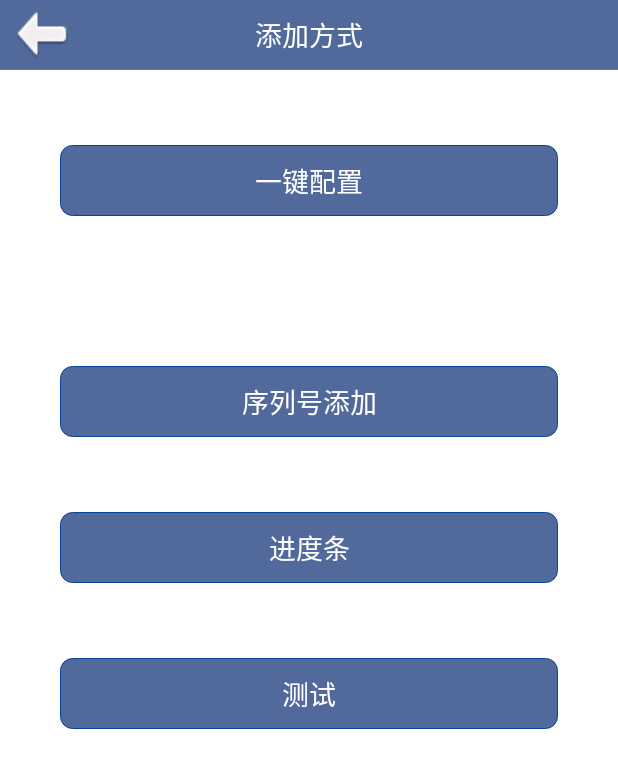
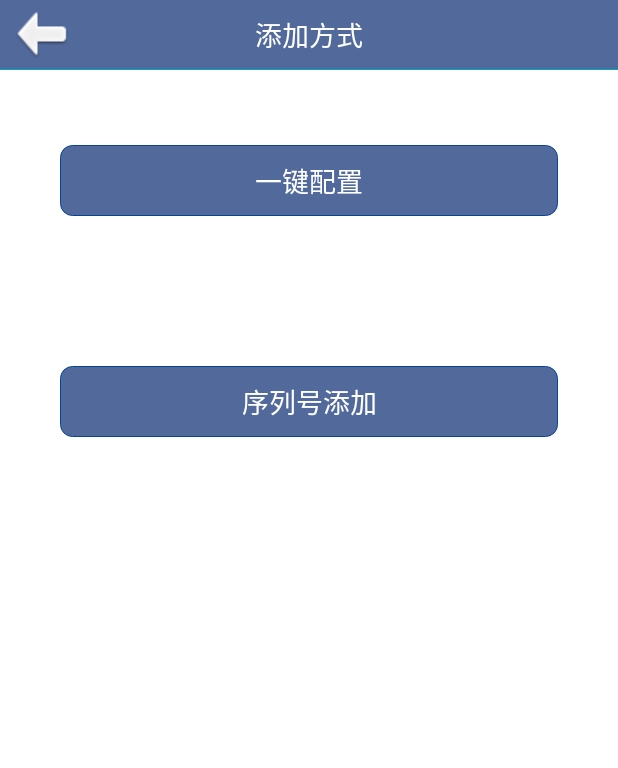
Before and after one commit to niepeng/cqyun, an Android app: the DeviceReadAddActivity screen opened directly, with no data from a screen before it, on a phone screen of 412 x 824 dp. Shown: the top 768 px of the screen. Run offline under Robolectric (Android 15) with nearby library versions, the phone set to English and light mode, and no system bars.

Commit message:
update fix some bugs.

```diff
--- a/app/build.gradle
+++ b/app/build.gradle
@@ -8,7 +8,7 @@ android {
         minSdkVersion 15
         targetSdkVersion 23
         versionCode 9
-        versionName "1.9.1"
+        versionName "1.9.3"
         testInstrumentationRunner "android.support.test.runner.AndroidJUnitRunner"
     }
     buildTypes {
--- a/app/src/main/java/com/baibutao/app/waibao/yun/android/remote/http/HttpClientUtil.java
+++ b/app/src/main/java/com/baibutao/app/waibao/yun/android/remote/http/HttpClientUtil.java
@@ -114,7 +114,7 @@ public static final int TIMEOUT = 5000;
 					httpPostRequest.addHeader(entry.getKey(), entry.getValue());
 				}
 			}
-			StringEntity stringEntity = new StringEntity(body);
+			StringEntity stringEntity = new StringEntity(body, DEFAULT_CHARSET);
 			httpPostRequest.setEntity(stringEntity);
 		} catch (UnsupportedEncodingException e) {
 			throw new RuntimeException(e);
--- a/app/src/main/java/com/baibutao/app/waibao/yun/android/tasks/NotificationTask.java
+++ b/app/src/main/java/com/baibutao/app/waibao/yun/android/tasks/NotificationTask.java
@@ -169,7 +169,8 @@ public class NotificationTask {
 
         // TODO lily 更新到新版代码，还未测试
         long when = System.currentTimeMillis() + 2000;
-        int icon = R.drawable.ic_launcher;
+//        int icon = R.drawable.ic_launcher;
+        int icon = R.mipmap.ic_launcher;
         CharSequence tickerText = "监控平台通知";
         int idd = eewebApplication.notifyIdIncrementAndGet();
         Context context = eewebApplication.getApplicationContext();
--- a/app/src/main/res/layout/device_ready_add.xml
+++ b/app/src/main/res/layout/device_ready_add.xml
@@ -64,41 +64,41 @@
 
 
 
-	<LinearLayout android:orientation="horizontal"
-		android:layout_width="fill_parent" android:layout_height="wrap_content"
-		android:gravity="center" android:layout_marginTop="50dip"
-		android:layout_marginLeft="20dip" android:layout_marginRight="20dip">
+	<!--<LinearLayout android:orientation="horizontal"-->
+		<!--android:layout_width="fill_parent" android:layout_height="wrap_content"-->
+		<!--android:gravity="center" android:layout_marginTop="50dip"-->
+		<!--android:layout_marginLeft="20dip" android:layout_marginRight="20dip">-->
 
-		<Button
-			style="@style/app_btn_submit_fill"
-			android:layout_marginLeft="20dip"
-			android:layout_marginRight="20dip"
-			android:onClick="handleByProcess"
-			android:paddingTop="10dp"
-			android:paddingBottom="10dp"
-			android:paddingLeft="20dip"
-			android:paddingRight="20dip"
-			android:text="进度条" />
+		<!--<Button-->
+			<!--style="@style/app_btn_submit_fill"-->
+			<!--android:layout_marginLeft="20dip"-->
+			<!--android:layout_marginRight="20dip"-->
+			<!--android:onClick="handleByProcess"-->
+			<!--android:paddingTop="10dp"-->
+			<!--android:paddingBottom="10dp"-->
+			<!--android:paddingLeft="20dip"-->
+			<!--android:paddingRight="20dip"-->
+			<!--android:text="进度条" />-->
 
-	</LinearLayout>
+	<!--</LinearLayout>-->
 
-	<LinearLayout android:orientation="horizontal"
-		android:layout_width="fill_parent" android:layout_height="wrap_content"
-		android:gravity="center" android:layout_marginTop="50dip"
-		android:layout_marginLeft="20dip" android:layout_marginRight="20dip">
+	<!--<LinearLayout android:orientation="horizontal"-->
+		<!--android:layout_width="fill_parent" android:layout_height="wrap_content"-->
+		<!--android:gravity="center" android:layout_marginTop="50dip"-->
+		<!--android:layout_marginLeft="20dip" android:layout_marginRight="20dip">-->
 
-		<Button
-			style="@style/app_btn_submit_fill"
-			android:layout_marginLeft="20dip"
-			android:layout_marginRight="20dip"
-			android:onClick="handleByTest"
-			android:paddingTop="10dp"
-			android:paddingBottom="10dp"
-			android:paddingLeft="20dip"
-			android:paddingRight="20dip"
-			android:text="测试" />
+		<!--<Button-->
+			<!--style="@style/app_btn_submit_fill"-->
+			<!--android:layout_marginLeft="20dip"-->
+			<!--android:layout_marginRight="20dip"-->
+			<!--android:onClick="handleByTest"-->
+			<!--android:paddingTop="10dp"-->
+			<!--android:paddingBottom="10dp"-->
+			<!--android:paddingLeft="20dip"-->
+			<!--android:paddingRight="20dip"-->
+			<!--android:text="测试" />-->
 
-	</LinearLayout>
+	<!--</LinearLayout>-->
 
 
 
```
Also changed, not shown: app/src/main/java/com/baibutao/app/waibao/yun/android/activites/device/DeviceReadAddActivity.java (+16 -16 lines), app/src/main/java/com/baibutao/app/waibao/yun/android/activites/device/DeviceSetupUpdateNameActivity.java (+9 -0 lines).
